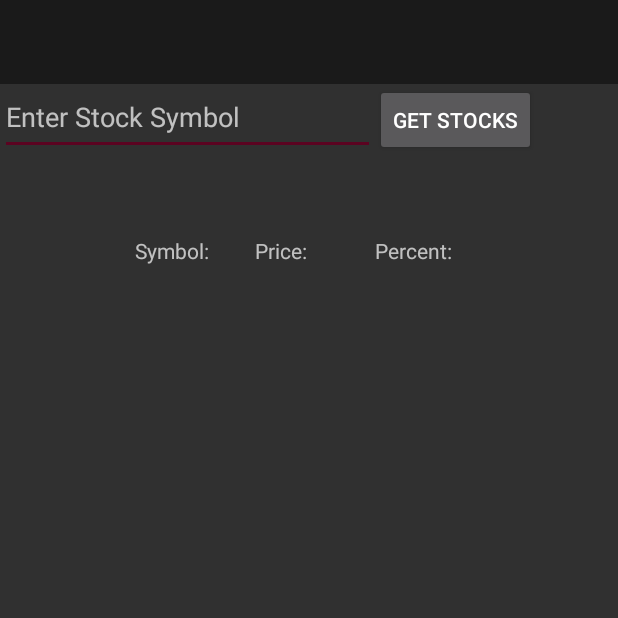
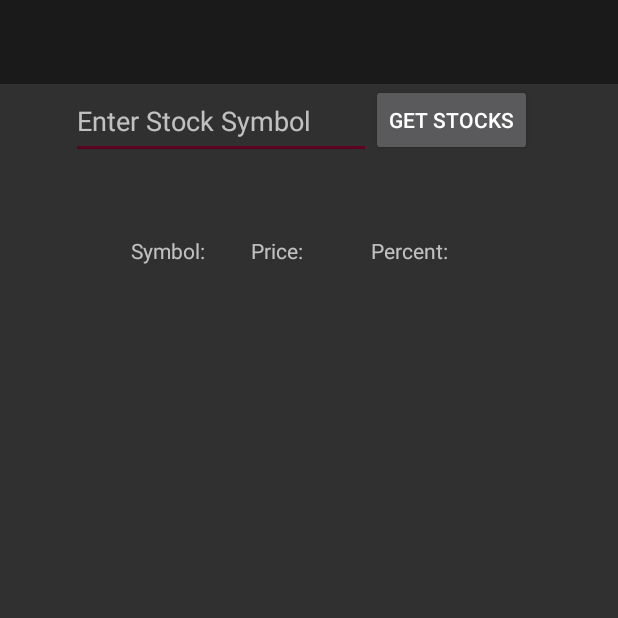
Before and after one commit to stunkki/Stock-Observer, an Android app: the screen it shows after launch (MainActivity), on a phone screen of 412 x 824 dp, the top half of it. Run offline under Robolectric (Android 15) with nearby library versions, the phone set to English and light mode, and no system bars; 2 statements that could not run were skipped.

Commit message:
Header fix

```diff
--- a/app/src/main/res/layout/activity_main.xml
+++ b/app/src/main/res/layout/activity_main.xml
@@ -20,14 +20,15 @@
 
     <EditText
         android:id="@+id/setSymbol"
-        android:layout_width="250dp"
+        android:layout_width="200dp"
         android:layout_height="50dp"
         android:ems="10"
         android:hint="@string/setSymbol"
-        android:layout_alignParentTop="true"
+        android:layout_below="@+id/include"
         android:layout_alignParentLeft="true"
         android:layout_alignParentStart="true"
-        android:layout_marginTop="53dp">
+        android:layout_marginLeft="47dp"
+        android:layout_marginStart="47dp">
 
         <requestFocus />
     </EditText>
@@ -37,7 +38,7 @@
         android:layout_width="wrap_content"
         android:layout_height="wrap_content"
         android:text="@string/get_quote"
-        android:layout_below="@+id/include"
+        android:layout_alignTop="@+id/setSymbol"
         android:layout_toRightOf="@+id/setSymbol"
         android:layout_toEndOf="@+id/setSymbol" />
 
--- a/app/src/main/res/values/strings.xml
+++ b/app/src/main/res/values/strings.xml
@@ -1,5 +1,5 @@
 <resources>
-    <string name="app_name"></string>
+    <string name="app_name">Stock Observer</string>
     <string name="stockText">No Stocks</string>
     <string name="stockweb">stockWeb</string>
     <string name="setSymbol">Enter Stock Symbol</string>
@@ -8,7 +8,5 @@
     <string name="symbolHeader">Symbol:</string>
     <string name="priceHeader">Price:</string>
     <string name="toolbarTitle">"App.class"</string>
-    <string name="menu_refresh"></string>
-    <string name="menu_settings"></string>
-    <string name="menu_location"></string>
+
 </resources>
```
Also changed, not shown: app/src/main/res/menu/main.xml (deleted, +0 -40 lines).
